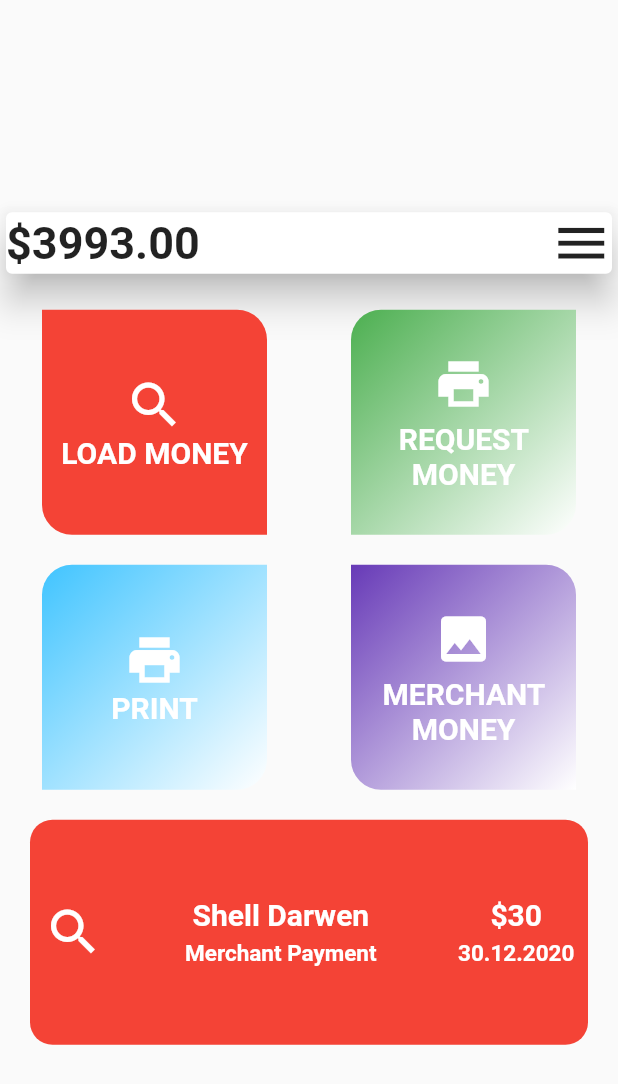
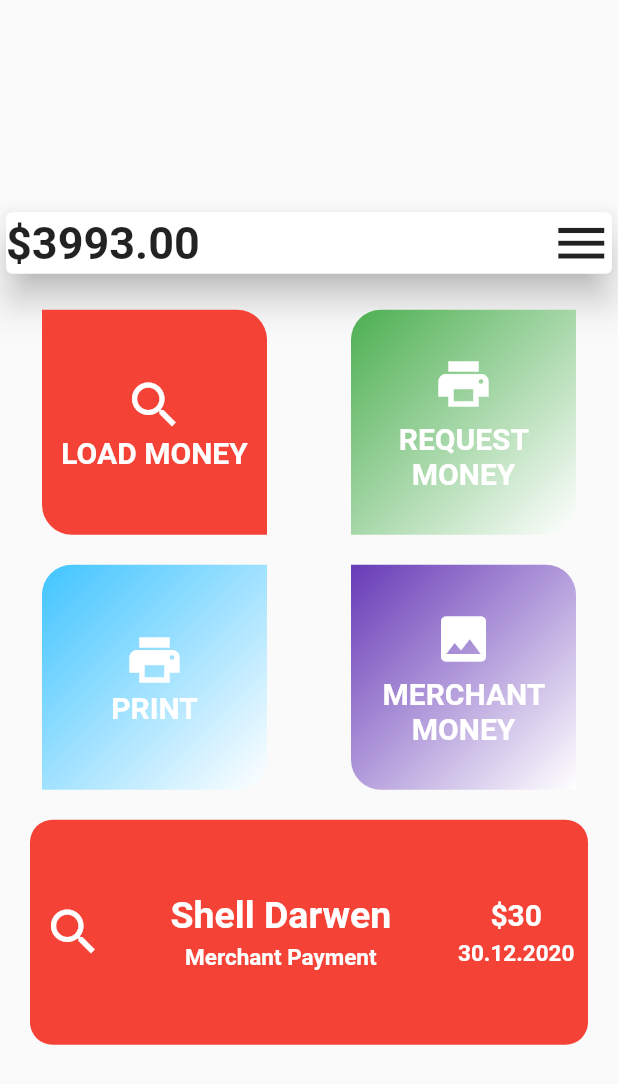
Before and after one commit to mrunali8975/fluttertraining, a Flutter app: the screen it shows after launch, on a phone screen of 412 x 824 dp. Shown: the top 1084 px of the screen. Run offline on Flutter 3.47's test engine with Material 2 defaults, Android fonts, the phone set to English and light mode, and no system bars.

Commit message:
"homeworkday3 completed"

```diff
--- a/lib/day3_homework.dart
+++ b/lib/day3_homework.dart
@@ -202,7 +202,7 @@ class Day3 extends StatelessWidget {
                             Text(
                               "Shell Darwen",
                               style:
-                              TextStyle(fontSize: 20, color: Colors.white,fontWeight: FontWeight.bold),
+                              TextStyle(fontSize: 25, color: Colors.white,fontWeight: FontWeight.bold),
                             ),
                             SizedBox(
                               height: 5.0,
```
